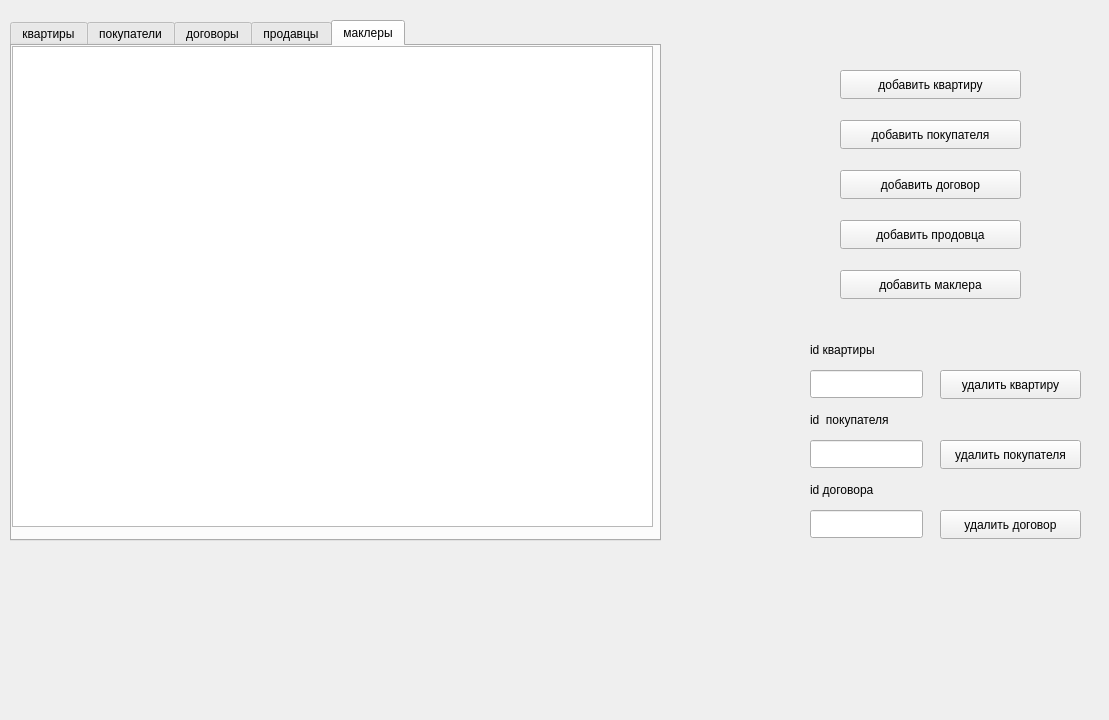
Before: the Qt Designer form mainwindow.ui in cynep0/kursovik_5sem, drawn with Qt 5.
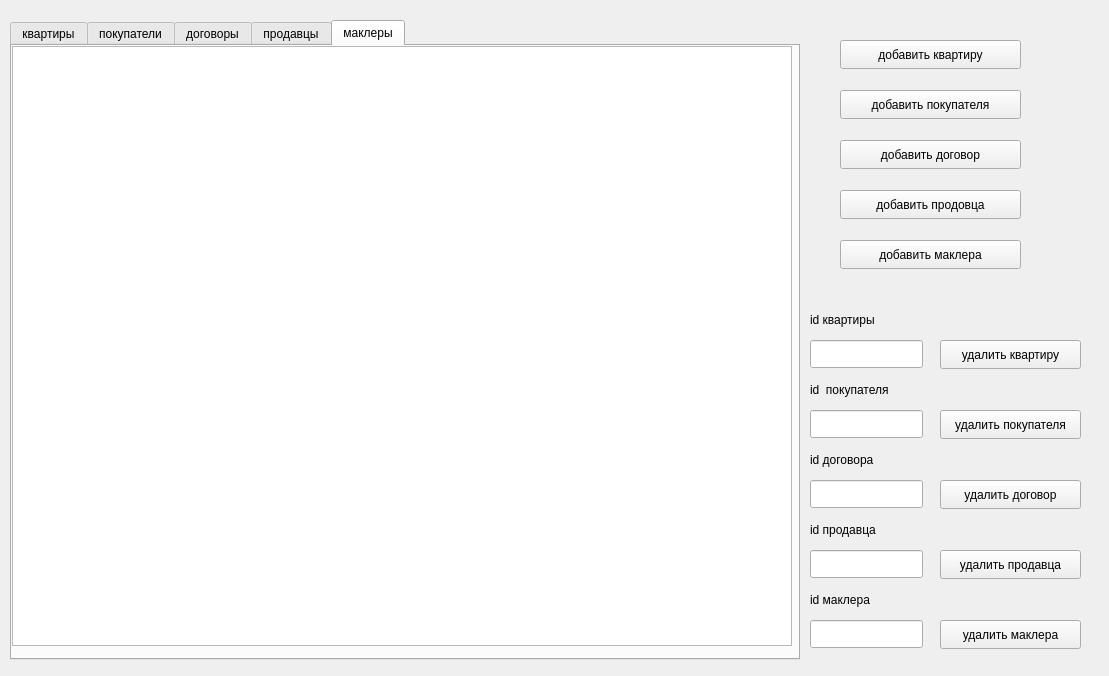
After: the same form once the commit is applied. The open tabs and pages were chosen to show the change.

```diff
--- a/mainwindow.ui
+++ b/mainwindow.ui
@@ -7,7 +7,7 @@
     <x>0</x>
     <y>0</y>
     <width>1109</width>
-    <height>720</height>
+    <height>676</height>
    </rect>
   </property>
   <property name="windowTitle">
@@ -19,8 +19,8 @@
      <rect>
       <x>10</x>
       <y>20</y>
-      <width>651</width>
-      <height>521</height>
+      <width>790</width>
+      <height>640</height>
      </rect>
     </property>
     <property name="currentIndex">
@@ -125,8 +125,8 @@
        <rect>
         <x>0</x>
         <y>0</y>
-        <width>641</width>
-        <height>481</height>
+        <width>780</width>
+        <height>600</height>
        </rect>
       </property>
       <property name="editTriggers">
@@ -142,7 +142,7 @@
     <property name="geometry">
      <rect>
       <x>810</x>
-      <y>510</y>
+      <y>480</y>
       <width>113</width>
       <height>28</height>
      </rect>
@@ -152,7 +152,7 @@
     <property name="geometry">
      <rect>
       <x>810</x>
-      <y>440</y>
+      <y>410</y>
       <width>113</width>
       <height>28</height>
      </rect>
@@ -162,7 +162,7 @@
     <property name="geometry">
      <rect>
       <x>810</x>
-      <y>370</y>
+      <y>340</y>
       <width>113</width>
       <height>28</height>
      </rect>
@@ -172,7 +172,7 @@
     <property name="geometry">
      <rect>
       <x>810</x>
-      <y>340</y>
+      <y>310</y>
       <width>101</width>
       <height>20</height>
      </rect>
@@ -185,7 +185,7 @@
     <property name="geometry">
      <rect>
       <x>810</x>
-      <y>410</y>
+      <y>380</y>
       <width>111</width>
       <height>20</height>
      </rect>
@@ -198,7 +198,7 @@
     <property name="geometry">
      <rect>
       <x>810</x>
-      <y>480</y>
+      <y>450</y>
       <width>101</width>
       <height>20</height>
      </rect>
@@ -211,7 +211,7 @@
     <property name="geometry">
      <rect>
       <x>840</x>
-      <y>120</y>
+      <y>90</y>
       <width>181</width>
       <height>29</height>
      </rect>
@@ -224,7 +224,7 @@
     <property name="geometry">
      <rect>
       <x>840</x>
-      <y>170</y>
+      <y>140</y>
       <width>181</width>
       <height>29</height>
      </rect>
@@ -237,7 +237,7 @@
     <property name="geometry">
      <rect>
       <x>840</x>
-      <y>70</y>
+      <y>40</y>
       <width>181</width>
       <height>29</height>
      </rect>
@@ -250,7 +250,7 @@
     <property name="geometry">
      <rect>
       <x>940</x>
-      <y>370</y>
+      <y>340</y>
       <width>141</width>
       <height>29</height>
      </rect>
@@ -263,7 +263,7 @@
     <property name="geometry">
      <rect>
       <x>940</x>
-      <y>440</y>
+      <y>410</y>
       <width>141</width>
       <height>29</height>
      </rect>
@@ -276,7 +276,7 @@
     <property name="geometry">
      <rect>
       <x>940</x>
-      <y>510</y>
+      <y>480</y>
       <width>141</width>
       <height>29</height>
      </rect>
@@ -289,7 +289,7 @@
     <property name="geometry">
      <rect>
       <x>840</x>
-      <y>220</y>
+      <y>190</y>
       <width>181</width>
       <height>29</height>
      </rect>
@@ -302,7 +302,7 @@
     <property name="geometry">
      <rect>
       <x>840</x>
-      <y>270</y>
+      <y>240</y>
       <width>181</width>
       <height>29</height>
      </rect>
@@ -311,6 +311,78 @@
      <string>добавить маклера</string>
     </property>
    </widget>
+   <widget class="QLineEdit" name="lineEdit_del_salesman">
+    <property name="geometry">
+     <rect>
+      <x>810</x>
+      <y>550</y>
+      <width>113</width>
+      <height>28</height>
+     </rect>
+    </property>
+   </widget>
+   <widget class="QLabel" name="lb_del_salesman">
+    <property name="geometry">
+     <rect>
+      <x>810</x>
+      <y>520</y>
+      <width>101</width>
+      <height>20</height>
+     </rect>
+    </property>
+    <property name="text">
+     <string>id продавца</string>
+    </property>
+   </widget>
+   <widget class="QPushButton" name="btn_del_salesman">
+    <property name="geometry">
+     <rect>
+      <x>940</x>
+      <y>550</y>
+      <width>141</width>
+      <height>29</height>
+     </rect>
+    </property>
+    <property name="text">
+     <string>удалить продавца</string>
+    </property>
+   </widget>
+   <widget class="QLineEdit" name="lineEdit_del_broker">
+    <property name="geometry">
+     <rect>
+      <x>810</x>
+      <y>620</y>
+      <width>113</width>
+      <height>28</height>
+     </rect>
+    </property>
+   </widget>
+   <widget class="QLabel" name="lb_del_broker">
+    <property name="geometry">
+     <rect>
+      <x>810</x>
+      <y>590</y>
+      <width>101</width>
+      <height>20</height>
+     </rect>
+    </property>
+    <property name="text">
+     <string>id маклера</string>
+    </property>
+   </widget>
+   <widget class="QPushButton" name="btn_del_broker">
+    <property name="geometry">
+     <rect>
+      <x>940</x>
+      <y>620</y>
+      <width>141</width>
+      <height>29</height>
+     </rect>
+    </property>
+    <property name="text">
+     <string>удалить маклера</string>
+    </property>
+   </widget>
   </widget>
  </widget>
  <resources/>
```
Left out of the diff: 18 changed lines with no effect on the pictures.
